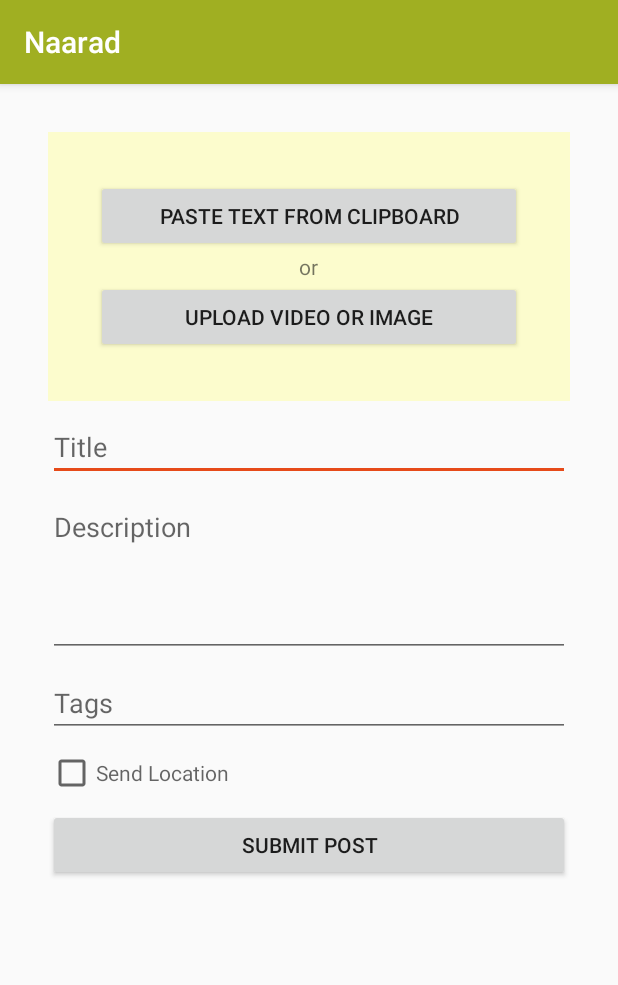
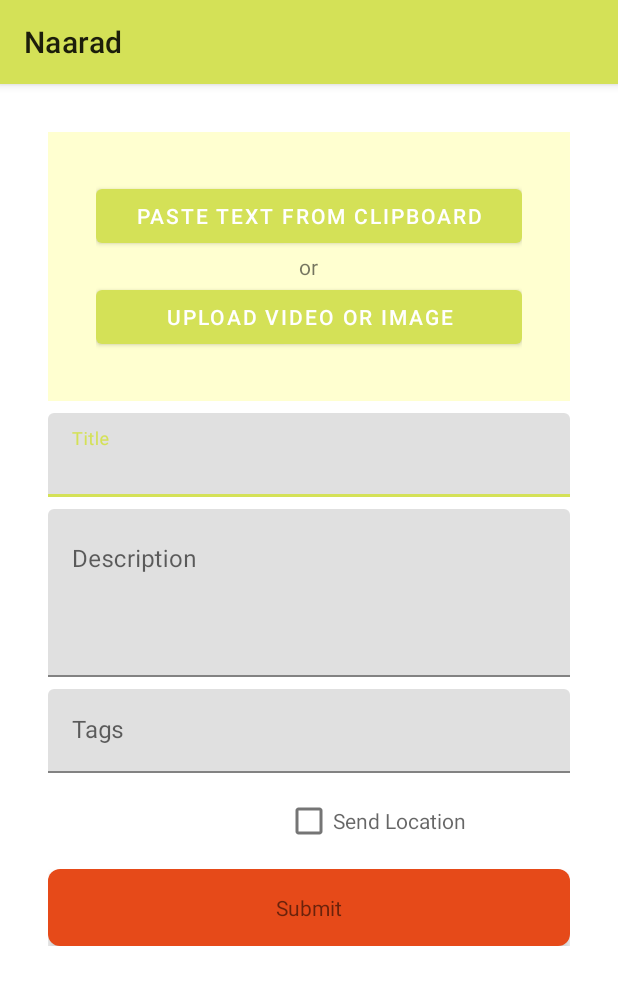
Before and after one commit to tattle-made/tattle-android, an Android app: the screen it shows after launch (LandingActivity), on a phone screen of 412 x 824 dp. Shown: the top 985 px of the screen. Run offline under Robolectric (Android 15) with nearby library versions, the phone set to English and light mode, and no system bars; our stand-ins replace ButterKnife, Firebase (no records; nobody signed in at launch, a user with empty details on screens opened directly).

Commit message:
added material theme to the app. all the edit text are material components now

```diff
--- a/app/build.gradle
+++ b/app/build.gradle
@@ -32,6 +32,8 @@ dependencies {
 
     implementation 'com.jakewharton:butterknife:8.8.1'
     annotationProcessor 'com.jakewharton:butterknife-compiler:8.8.1'
+
+    compile 'com.android.support:design:28.0.0-alpha3'
 }
 
 apply plugin: 'com.google.gms.google-services'
--- a/app/src/main/AndroidManifest.xml
+++ b/app/src/main/AndroidManifest.xml
@@ -1,5 +1,6 @@
 <?xml version="1.0" encoding="utf-8"?>
 <manifest xmlns:android="http://schemas.android.com/apk/res/android"
+    xmlns:tools="http://schemas.android.com/tools"
     package="studio.laboroflove.naarad">
 
     <uses-permission android:name="android.permission.READ_EXTERNAL_STORAGE" />
@@ -11,7 +12,8 @@
         android:label="@string/app_name"
         android:roundIcon="@mipmap/ic_launcher_round"
         android:supportsRtl="true"
-        android:theme="@style/AppTheme">
+        android:theme="@style/AppTheme"
+        >
         <activity android:name=".LandingActivity">
             <intent-filter>
                 <action android:name="android.intent.action.MAIN" />
--- a/app/src/main/java/studio/laboroflove/naarad/LandingActivity.java
+++ b/app/src/main/java/studio/laboroflove/naarad/LandingActivity.java
@@ -2,14 +2,18 @@ package studio.laboroflove.naarad;
 
 import android.app.Activity;
 import android.content.ClipboardManager;
+import android.content.Context;
 import android.content.Intent;
 import android.net.Uri;
 import android.provider.MediaStore;
 import android.support.annotation.NonNull;
 import android.support.annotation.Nullable;
+import android.support.design.widget.TextInputEditText;
 import android.support.v7.app.AppCompatActivity;
 import android.os.Bundle;
+import android.util.AttributeSet;
 import android.util.Log;
+import android.view.LayoutInflater;
 import android.view.View;
 import android.widget.CheckBox;
 import android.widget.EditText;
@@ -36,6 +40,7 @@ import java.util.UUID;
 import butterknife.BindView;
 import butterknife.ButterKnife;
 import butterknife.OnClick;
+import studio.laboroflove.naarad.widgets.LoaderButton;
 
 import static android.view.View.GONE;
 
@@ -46,15 +51,17 @@ public class LandingActivity extends AppCompatActivity {
     @BindView(R.id.compound_upload_widget) LinearLayout compoundWidget;
 
     @BindView(R.id.form_title)
-    EditText formTitle;
+    TextInputEditText formTitle;
     @BindView(R.id.form_description)
-    EditText formDescription;
+    TextInputEditText formDescription;
     @BindView(R.id.form_tags)
-    EditText formTags;
+    TextInputEditText formTags;
     @BindView(R.id.form_location)
     CheckBox formLocation;
     @BindView(R.id.image_preview)
     ImageView imagePreview;
+    @BindView(R.id.compound_submit_button)
+    LoaderButton compoundSubmitButton;
 
     private enum PostState{
         text,
@@ -80,21 +87,6 @@ public class LandingActivity extends AppCompatActivity {
         clipboardPreview.setText(clipboardText);
 
         postState = PostState.text;
-    }
-    @OnClick(R.id.submit_button)
-    public void submitPost(View v){
-
-        switch (postState){
-            case text:
-                uploadTextFile();
-                break;
-            case image:
-                uploadImageFile(currentFileUri);
-                break;
-            case video:
-                uploadVideoFile(currentFileUri);
-                break;
-        }
     }
 
     FirebaseFirestore db = FirebaseFirestore.getInstance();
@@ -126,6 +118,22 @@ public class LandingActivity extends AppCompatActivity {
                 currentFileUri = (Uri) intent.getParcelableExtra(Intent.EXTRA_STREAM);
             }
         }
+        compoundSubmitButton.setInteractionListener(new LoaderButton.InteractionListener() {
+            @Override
+            public void onClicked() {
+                switch (postState){
+                    case text:
+                        uploadTextFile();
+                        break;
+                    case image:
+                        uploadImageFile(currentFileUri);
+                        break;
+                    case video:
+                        uploadVideoFile(currentFileUri);
+                        break;
+                }
+            }
+        });
     }
 
     private void showOnlyImagePreview() {
@@ -219,6 +227,7 @@ public class LandingActivity extends AppCompatActivity {
                 public void onSuccess(DocumentReference documentReference) {
                     Log.d(TAG, "success uploading post");
                     Toast.makeText(getBaseContext(), "Post Saved. Thank you!", Toast.LENGTH_SHORT).show();
+                    compoundSubmitButton.onComplete();
                     clearSlate();
                 }
             })
--- /dev/null
+++ b/app/src/main/java/studio/laboroflove/naarad/widgets/LoaderButton.java
@@ -0,0 +1,67 @@
+package studio.laboroflove.naarad.widgets;
+
+import android.content.Context;
+import android.support.annotation.Nullable;
+import android.util.AttributeSet;
+import android.util.Log;
+import android.view.View;
+import android.widget.LinearLayout;
+import android.widget.ProgressBar;
+import android.widget.TextView;
+
+import butterknife.BindView;
+import butterknife.ButterKnife;
+import butterknife.OnClick;
+import studio.laboroflove.naarad.R;
+
+public class LoaderButton extends LinearLayout {
+    private final String TAG = LoaderButton.class.getSimpleName();
+    @BindView(R.id.button) LinearLayout button;
+    @BindView(R.id.button_label) TextView buttonLabel;
+    @BindView(R.id.progress_bar) ProgressBar progressBar;
+
+    public void onComplete() {
+        progressBar.setVisibility(GONE);
+        buttonLabel.setVisibility(VISIBLE);
+        button.setClickable(true);
+    }
+
+    public interface InteractionListener{
+        public void onClicked();
+    }
+
+    private InteractionListener interactionListener;
+
+    @OnClick(R.id.button)
+    public void buttonClicked(View v){
+        Log.d(TAG, "clicked");
+        progressBar.setVisibility(VISIBLE);
+        buttonLabel.setVisibility(GONE);
+        button.setClickable(false);
+        interactionListener.onClicked();
+    }
+
+    public LoaderButton(Context context) {
+        super(context);
+        init(context);
+    }
+
+    public LoaderButton(Context context, @Nullable AttributeSet attrs) {
+        super(context, attrs);
+        init(context);
+    }
+
+    public LoaderButton(Context context, @Nullable AttributeSet attrs, int defStyleAttr) {
+        super(context, attrs, defStyleAttr);
+        init(context);
+    }
+
+    private void init(Context context){
+        ButterKnife.bind(inflate(context, R.layout.loader_button, this), this);
+    }
+
+    public LoaderButton setInteractionListener(InteractionListener interactionListener) {
+        this.interactionListener = interactionListener;
+        return this;
+    }
+}
--- /dev/null
+++ b/app/src/main/res/drawable/button_pressed.xml
@@ -0,0 +1,7 @@
+<?xml version="1.0" encoding="utf-8"?>
+<shape xmlns:android="http://schemas.android.com/apk/res/android">
+    <corners android:radius="@dimen/single_margin"></corners>
+    <solid android:color="@color/secondaryLightColor">
+
+    </solid>
+</shape>
--- /dev/null
+++ b/app/src/main/res/drawable/button_sel.xml
@@ -0,0 +1,7 @@
+<?xml version="1.0" encoding="utf-8"?>
+<shape xmlns:android="http://schemas.android.com/apk/res/android">
+    <corners android:radius="@dimen/single_margin"></corners>
+    <solid android:color="@color/secondaryDarkColor">
+
+    </solid>
+</shape>
--- /dev/null
+++ b/app/src/main/res/drawable/button_simple.xml
@@ -0,0 +1,6 @@
+<?xml version="1.0" encoding="utf-8"?>
+<selector xmlns:android="http://schemas.android.com/apk/res/android">
+    <item android:drawable="@drawable/button_sel" android:state_selected="true" />
+    <item android:drawable="@drawable/button_pressed" android:state_pressed="true" />
+    <item android:drawable="@drawable/button_unsel" />
+</selector>
--- /dev/null
+++ b/app/src/main/res/drawable/button_unsel.xml
@@ -0,0 +1,7 @@
+<?xml version="1.0" encoding="utf-8"?>
+<shape xmlns:android="http://schemas.android.com/apk/res/android">
+    <corners android:radius="@dimen/single_margin"></corners>
+    <solid android:color="@color/secondaryColor">
+
+    </solid>
+</shape>
--- a/app/src/main/res/layout/activity_landing.xml
+++ b/app/src/main/res/layout/activity_landing.xml
@@ -8,28 +8,27 @@
     android:animateLayoutChanges="true"
     tools:context=".LandingActivity">
 
-
-
     <LinearLayout android:layout_width="match_parent"
         android:layout_height="match_parent"
         android:orientation="vertical"
         android:paddingLeft="@dimen/quadruple_margin"
         android:paddingRight="@dimen/quadruple_margin"
+        android:paddingTop="@dimen/quadruple_margin"
+        android:paddingBottom="@dimen/quadruple_margin"
         >
         <FrameLayout android:layout_width="match_parent"
             android:layout_height="wrap_content"
-            android:layout_marginTop="@dimen/quadruple_margin"
             android:padding="@dimen/quadruple_margin"
             android:background="@color/primaryLightColorTranscluscent">
 
-            <TextView android:layout_height="50dp"
+            <TextView android:layout_height="wrap_content"
                 android:layout_width="match_parent"
                 android:id="@+id/clipboard_preview"
                 android:ellipsize="end"
                 android:visibility="gone"
                 android:text="dummy"/>
 
-            <ImageView android:layout_height="250dp"
+            <ImageView android:layout_height="wrap_content"
                 android:layout_width="wrap_content"
                 android:adjustViewBounds="true"
                 android:scaleType="centerCrop"
@@ -60,25 +59,44 @@
             </LinearLayout>
         </FrameLayout>
 
-        <EditText android:layout_width="match_parent"
+        <android.support.design.widget.TextInputLayout
+            android:layout_width="match_parent"
             android:layout_height="wrap_content"
-            android:id="@+id/form_title"
             android:layout_marginTop="@dimen/single_margin"
-            android:hint="Title"/>
+            android:hint="Title">
 
-        <EditText android:layout_width="match_parent"
+            <android.support.design.widget.TextInputEditText
+                android:layout_width="match_parent"
+                android:layout_height="wrap_content"
+                android:id="@+id/form_title"/>
+        </android.support.design.widget.TextInputLayout>
+
+        <android.support.design.widget.TextInputLayout
+            android:layout_width="match_parent"
+            android:layout_height="wrap_content"
+            android:layout_marginTop="@dimen/single_margin"
+            android:hint="Description">
+
+            <android.support.design.widget.TextInputEditText
+                android:layout_width="match_parent"
                 android:layout_height="wrap_content"
                 android:id="@+id/form_description"
-            android:layout_marginTop="@dimen/single_margin"
-            android:lines="4"
                 android:gravity="top"
-            android:hint="Description"/>
+                android:lines="4"/>
+        </android.support.design.widget.TextInputLayout>
 
-        <EditText android:layout_width="match_parent"
+
+        <android.support.design.widget.TextInputLayout
+            android:layout_width="match_parent"
             android:layout_height="wrap_content"
             android:layout_marginTop="@dimen/single_margin"
-            android:id="@+id/form_tags"
-            android:hint="Tags"/>
+            android:hint="Tags">
+
+            <android.support.design.widget.TextInputEditText
+                android:layout_width="match_parent"
+                android:layout_height="wrap_content"
+                android:id="@+id/form_tags"/>
+        </android.support.design.widget.TextInputLayout>
 
         <CheckBox android:layout_width="match_parent"
             android:layout_height="wrap_content"
@@ -86,12 +104,16 @@
             android:id="@+id/form_location"
             android:hint="Send Location"/>
 
-        <Button android:layout_width="match_parent"
-            android:layout_height="wrap_content"
+
+        <studio.laboroflove.naarad.widgets.LoaderButton
+            android:layout_width="match_parent"
+            android:layout_height="match_parent"
             android:layout_marginTop="@dimen/single_margin"
-            android:layout_marginBottom="@dimen/single_margin"
-            android:id="@+id/submit_button"
-            android:text="Submit Post"/>
+            android:id="@+id/compound_submit_button">
+
+        </studio.laboroflove.naarad.widgets.LoaderButton>
+
+
     </LinearLayout>
 
 
--- /dev/null
+++ b/app/src/main/res/layout/loader_button.xml
@@ -0,0 +1,32 @@
+<?xml version="1.0" encoding="utf-8"?>
+<LinearLayout
+    xmlns:android="http://schemas.android.com/apk/res/android" android:layout_width="match_parent"
+    android:layout_height="match_parent"
+    android:id="@+id/button"
+    android:orientation="horizontal"
+    android:gravity="center"
+    android:clickable="true"
+    android:paddingRight="@dimen/quadruple_margin"
+    android:paddingLeft="@dimen/quadruple_margin"
+    android:paddingTop="@dimen/double_margin"
+    android:paddingBottom="@dimen/double_margin"
+    android:background="@drawable/button_simple"
+    android:elevation="@dimen/half_margin"
+    android:animateLayoutChanges="true">
+
+    <ProgressBar
+        android:layout_width="@dimen/icon_size"
+        android:layout_height="@dimen/icon_size"
+        android:indeterminate="true"
+        android:id="@+id/progress_bar"
+        android:visibility="gone"
+        android:progressTint="@color/primaryColor"
+        android:indeterminateTint="@color/primaryColor"
+        android:layout_marginRight="@dimen/double_margin"/>
+
+    <TextView android:layout_width="wrap_content"
+        android:layout_height="wrap_content"
+        android:id="@+id/button_label"
+        android:text="Submit"/>
+
+</LinearLayout>
--- a/app/src/main/res/values/colors.xml
+++ b/app/src/main/res/values/colors.xml
@@ -9,8 +9,8 @@
     <color name="primaryTextColor">#000000</color>
     <color name="secondaryTextColor">#000000</color>
 
-    <color name="colorPrimary">@color/primaryDarkColor</color>
-    <color name="colorPrimaryDark">@color/primaryDarkColor</color>
+    <color name="colorPrimary">@color/primaryColor</color>
+    <color name="colorPrimaryDark">@color/primaryColor</color>
     <color name="colorAccent">@color/secondaryColor</color>
     <color name="primaryLightColorTranscluscent">#66ffff89</color>
 </resources>
--- /dev/null
+++ b/app/src/main/res/values/dimens.xml
@@ -0,0 +1,4 @@
+<?xml version="1.0" encoding="utf-8"?>
+<resources>
+    <dimen name="icon_size">24dp</dimen>
+</resources>
--- a/app/src/main/res/values/styles.xml
+++ b/app/src/main/res/values/styles.xml
@@ -1,7 +1,7 @@
 <resources>
 
     <!-- Base application theme. -->
-    <style name="AppTheme" parent="Theme.AppCompat.Light.DarkActionBar">
+    <style name="AppTheme" parent="Theme.MaterialComponents.Light">
         <!-- Customize your theme here. -->
         <item name="colorPrimary">@color/colorPrimary</item>
         <item name="colorPrimaryDark">@color/colorPrimaryDark</item>
```
Lines whose indentation alone changed are shown as unchanged.
